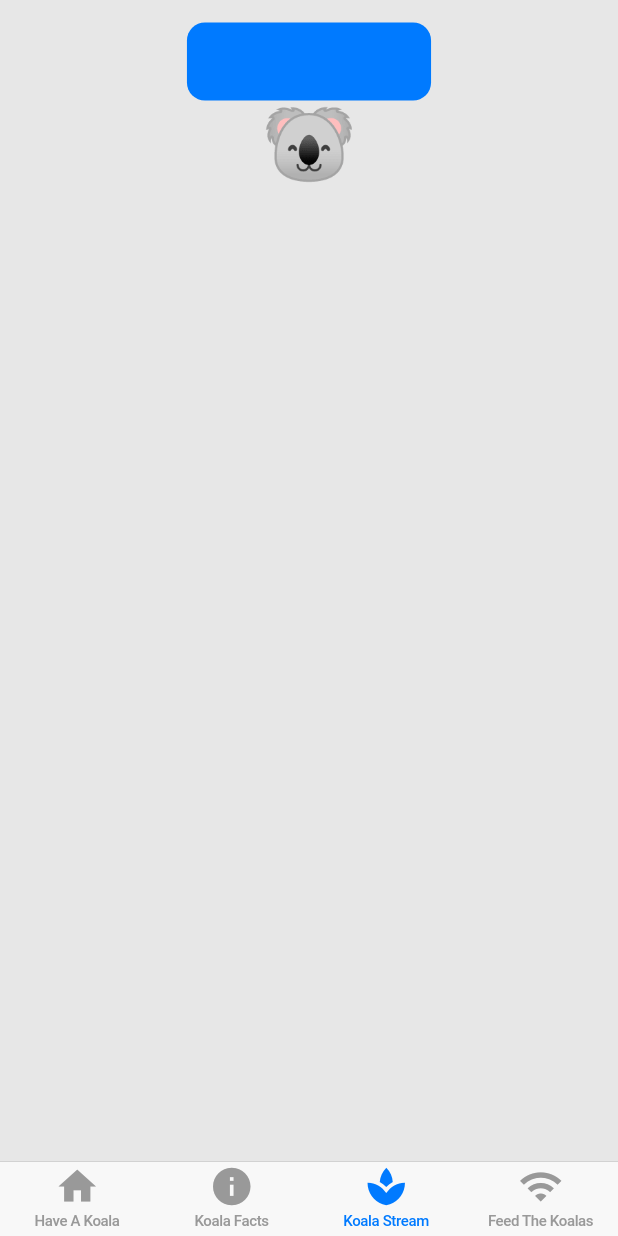
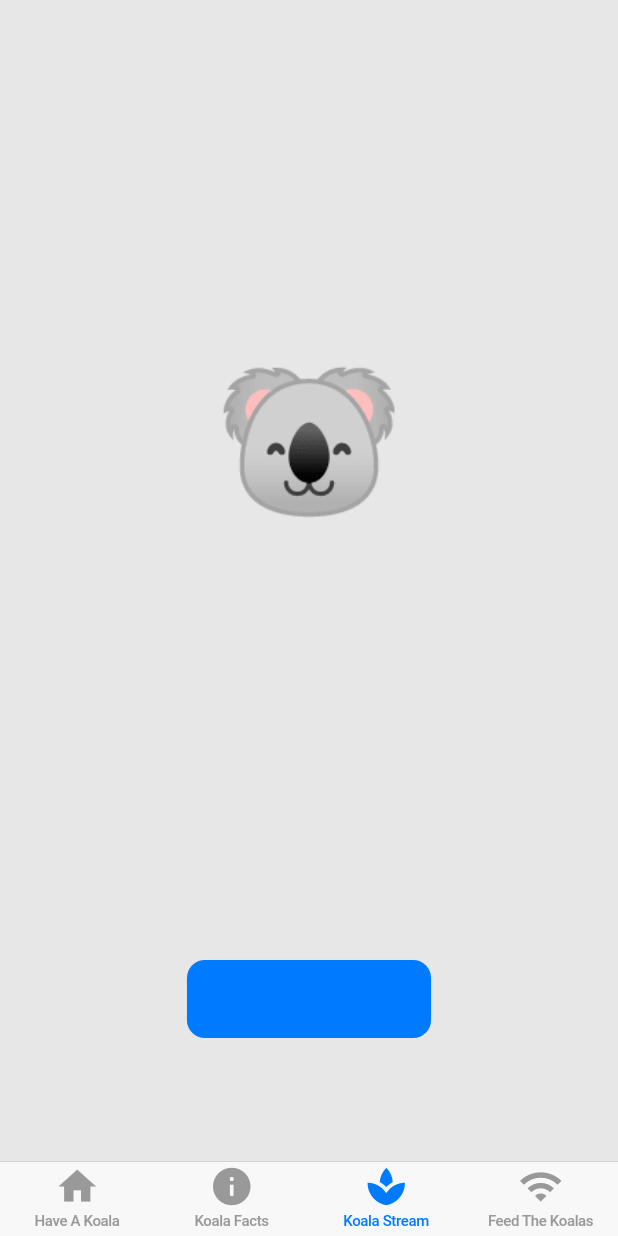
Before and after one commit to kwight/presi_futures_streams_flutter, a Flutter app: the screen it shows after launch, item 3 of the bottom bar chosen, on a phone screen of 412 x 824 dp. Run offline on Flutter 3.47's test engine with Material 2 defaults, Android fonts, the phone set to English and light mode, and no system bars; our stand-ins replace cloud_firestore; accounts and stored records are empty.

Commit message:
clean up koala feed

```diff
--- a/lib/koala_feed.dart
+++ b/lib/koala_feed.dart
@@ -7,9 +7,9 @@ class KoalaFeed extends StatefulWidget {
 }
 
 class _KoalaFeedState extends State<KoalaFeed> {
-  double size = 50.0;
-  final feeder = StreamController();
-  // final koalaFeeder = StreamController.broadcast();
+  double size = 100.0;
+  // final feeder = StreamController();
+  final feeder = StreamController.broadcast();
 
   @override
   void dispose() {
@@ -22,7 +22,27 @@ class _KoalaFeedState extends State<KoalaFeed> {
     return Center(
       child: Column(
         children: <Widget>[
-          CupertinoButton(
+          Expanded(
+            flex: 6,
+            // flex: 3,
+            child: Center(
+              child: HungryKoala(
+                feeder: feeder,
+              ),
+            ),
+          ),
+          // Expanded(
+          //   flex: 3,
+          //   child: Center(
+          //     child: HungryKoala(
+          //       feeder: feeder,
+          //     ),
+          //   ),
+          // ),
+          Expanded(
+            flex: 2,
+            child: Center(
+              child: CupertinoButton(
                 child: Text('Feed The Koalas!'),
                 color: CupertinoColors.activeBlue,
                 onPressed: () {
@@ -32,12 +52,8 @@ class _KoalaFeedState extends State<KoalaFeed> {
                   feeder.sink.add(size);
                 },
               ),
-          HungryKoala(
-            feeder: feeder,
             ),
-          // HungryKoala(
-          //   feeder: feeder,
-          // ),
+          ),
         ],
       ),
     );
@@ -51,7 +67,7 @@ class HungryKoala extends StatelessWidget {
   Widget builder(BuildContext context, AsyncSnapshot snapshot) {
     return AnimatedDefaultTextStyle(
         style: TextStyle(
-          fontSize: snapshot.hasData ? snapshot.data : 50.0,
+          fontSize: snapshot.hasData ? snapshot.data : 100.0,
         ),
         duration: Duration(seconds: 1),
         curve: Curves.elasticInOut,
```
Lines whose indentation alone changed are shown as unchanged.
